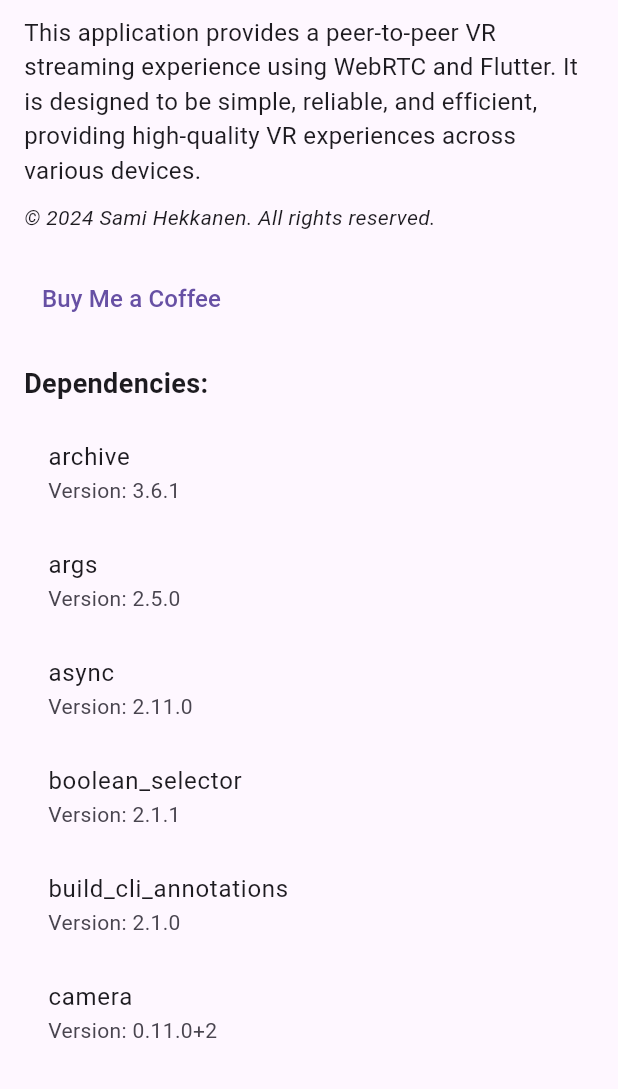
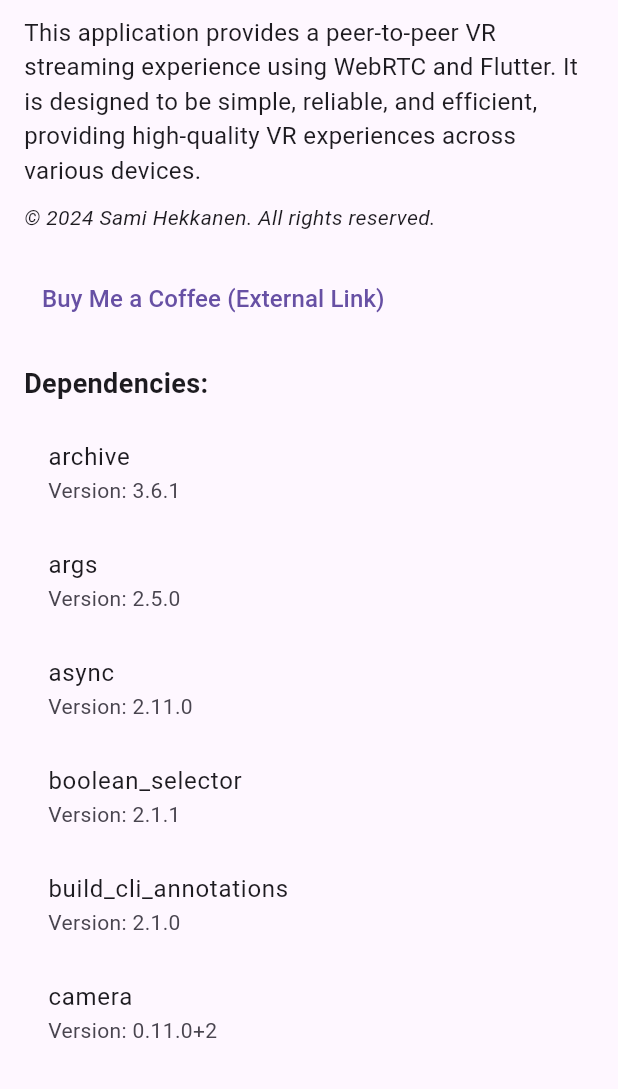
Before and after one commit to shekkanen/visuyou, a Flutter app: the AboutPage screen opened directly, on a phone screen of 412 x 824 dp, the part 147-1236 px from its top. Run offline on Flutter 3.47's test engine with Material 3 defaults, Android fonts, the phone set to English and light mode, and no system bars; our stand-ins replace permission_handler, qr_flutter, shared_preferences; missing offline and left inert: flutter_barcode_scanner, flutter_webrtc, vosk_flutter; accounts and stored records are empty.

Commit message:
legal stuff

```diff
--- a/lib/about_page.dart
+++ b/lib/about_page.dart
@@ -47,7 +47,7 @@ class AboutPage extends StatelessWidget {
                 }
               },
               child: const Text(
-                'Buy Me a Coffee',
+                'Buy Me a Coffee (External Link)',
                 style: TextStyle(fontSize: 16),
               ),
             ),
```
